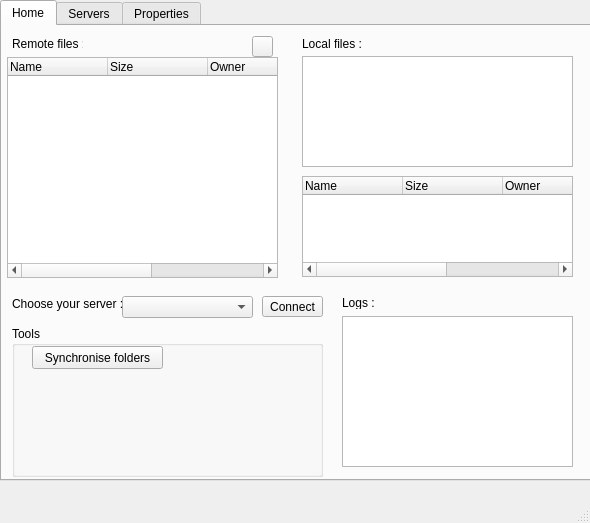
The window that ProgFTP/proftp.ui (DGIProject/ProgFTP) describes before a commit, drawn with Qt 5.
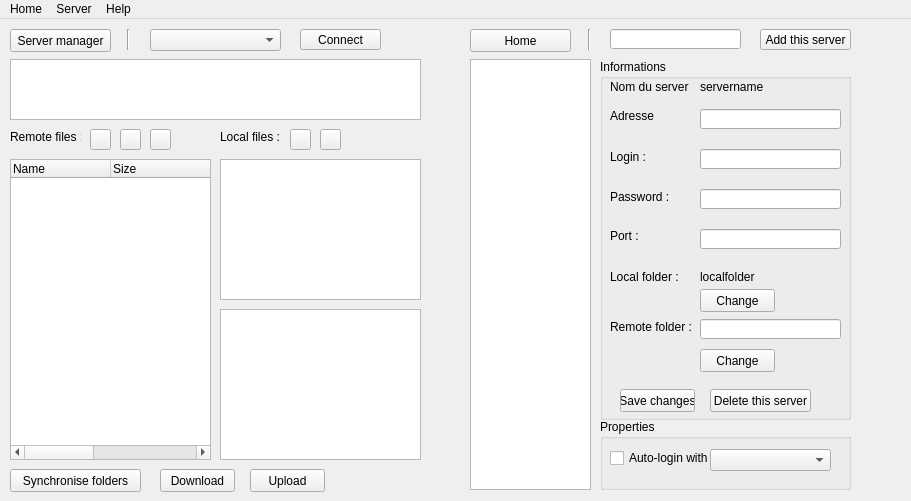
The same window after the commit.

```diff
--- a/ProgFTP/proftp.ui
+++ b/ProgFTP/proftp.ui
@@ -6,91 +6,102 @@
    <rect>
     <x>0</x>
     <y>0</y>
-    <width>590</width>
-    <height>523</height>
+    <width>911</width>
+    <height>501</height>
    </rect>
   </property>
+  <property name="minimumSize">
+   <size>
+    <width>431</width>
+    <height>501</height>
+   </size>
+  </property>
+  <property name="maximumSize">
+   <size>
+    <width>55555</width>
+    <height>501</height>
+   </size>
+  </property>
   <property name="windowTitle">
    <string>proftp</string>
   </property>
   <widget class="QWidget" name="centralWidget">
-   <widget class="QTabWidget" name="tabProgFTP">
+   <widget class="QWidget" name="windowHome" native="true">
     <property name="geometry">
      <rect>
       <x>0</x>
       <y>0</y>
-      <width>591</width>
+      <width>431</width>
       <height>481</height>
      </rect>
     </property>
-    <property name="currentIndex">
-     <number>0</number>
-    </property>
-    <widget class="QWidget" name="home">
-     <attribute name="title">
-      <string>Home</string>
-     </attribute>
-     <widget class="QComboBox" name="serversSelect">
-      <property name="geometry">
-       <rect>
-        <x>120</x>
-        <y>270</y>
-        <width>131</width>
-        <height>22</height>
-       </rect>
-      </property>
-     </widget>
-     <widget class="QLabel" name="label">
+    <widget class="QPushButton" name="buttonServerManager">
       <property name="geometry">
        <rect>
         <x>10</x>
-        <y>270</y>
-        <width>111</width>
-        <height>16</height>
+       <y>10</y>
+       <width>101</width>
+       <height>23</height>
        </rect>
       </property>
       <property name="text">
-       <string>Choose your server :</string>
-      </property>
-     </widget>
-     <widget class="QPushButton" name="buttonConnectServer">
-      <property name="geometry">
-       <rect>
-        <x>260</x>
-        <y>270</y>
-        <width>61</width>
-        <height>21</height>
-       </rect>
-      </property>
-      <property name="text">
-       <string>Connect</string>
+      <string>Server manager</string>
       </property>
      </widget>
      <widget class="QTextEdit" name="logFTP">
       <property name="geometry">
        <rect>
-        <x>340</x>
-        <y>290</y>
-        <width>231</width>
-        <height>151</height>
+       <x>10</x>
+       <y>40</y>
+       <width>411</width>
+       <height>61</height>
        </rect>
       </property>
      </widget>
-     <widget class="QTreeView" name="localFolderView">
+    <widget class="Line" name="line">
       <property name="geometry">
        <rect>
-        <x>300</x>
-        <y>30</y>
-        <width>271</width>
-        <height>111</height>
-       </rect>
+       <x>120</x>
+       <y>10</y>
+       <width>16</width>
+       <height>21</height>
+      </rect>
+     </property>
+     <property name="orientation">
+      <enum>Qt::Vertical</enum>
+     </property>
+    </widget>
+    <widget class="QPushButton" name="buttonSynchroniseFolders">
+     <property name="geometry">
+      <rect>
+       <x>10</x>
+       <y>450</y>
+       <width>131</width>
+       <height>23</height>
+      </rect>
+     </property>
+     <property name="text">
+      <string>Synchronise folders</string>
+     </property>
+    </widget>
+    <widget class="QPushButton" name="buttonDownload">
+     <property name="geometry">
+      <rect>
+       <x>160</x>
+       <y>450</y>
+       <width>75</width>
+       <height>23</height>
+      </rect>
+     </property>
+     <property name="text">
+      <string>Download</string>
       </property>
      </widget>
      <widget class="QLabel" name="label_9">
       <property name="geometry">
        <rect>
         <x>10</x>
-        <y>10</y>
+       <y>110</y>
         <width>71</width>
         <height>16</height>
        </rect>
@@ -99,11 +110,66 @@
        <string>Remote files :</string>
       </property>
      </widget>
+    <widget class="QTreeWidget" name="remoteFolderView">
+     <property name="geometry">
+      <rect>
+       <x>10</x>
+       <y>140</y>
+       <width>201</width>
+       <height>301</height>
+      </rect>
+     </property>
+     <column>
+      <property name="text">
+       <string>Name</string>
+      </property>
+     </column>
+     <column>
+      <property name="text">
+       <string>Size</string>
+      </property>
+     </column>
+     <column>
+      <property name="text">
+       <string>Owner</string>
+      </property>
+     </column>
+     <column>
+      <property name="text">
+       <string>Group</string>
+      </property>
+     </column>
+     <column>
+      <property name="text">
+       <string>Time</string>
+      </property>
+     </column>
+    </widget>
+    <widget class="QTreeView" name="localFolderView">
+     <property name="geometry">
+      <rect>
+       <x>220</x>
+       <y>140</y>
+       <width>201</width>
+       <height>141</height>
+      </rect>
+     </property>
+    </widget>
+    <widget class="QListView" name="localFilesView">
+     <property name="geometry">
+      <rect>
+       <x>220</x>
+       <y>290</y>
+       <width>201</width>
+       <height>151</height>
+      </rect>
+     </property>
+    </widget>
      <widget class="QLabel" name="label_10">
       <property name="geometry">
        <rect>
-        <x>300</x>
-        <y>10</y>
+       <x>220</x>
+       <y>110</y>
         <width>61</width>
         <height>16</height>
        </rect>
@@ -112,140 +178,160 @@
        <string>Local files :</string>
       </property>
      </widget>
-     <widget class="QLabel" name="label_11">
-      <property name="geometry">
-       <rect>
-        <x>340</x>
-        <y>270</y>
-        <width>46</width>
-        <height>13</height>
-       </rect>
-      </property>
-      <property name="text">
-       <string>Logs :</string>
-      </property>
-     </widget>
-     <widget class="QGroupBox" name="toolsBox">
-      <property name="geometry">
-       <rect>
-        <x>10</x>
-        <y>300</y>
-        <width>311</width>
-        <height>151</height>
-       </rect>
-      </property>
-      <property name="title">
-       <string>Tools</string>
-      </property>
-      <widget class="QPushButton" name="pushButton">
-       <property name="geometry">
-        <rect>
-         <x>20</x>
-         <y>20</y>
-         <width>131</width>
-         <height>23</height>
-        </rect>
-       </property>
-       <property name="text">
-        <string>Synchronise folders</string>
-       </property>
-      </widget>
-     </widget>
-     <widget class="QTreeWidget" name="remoteFolderView">
-      <property name="geometry">
-       <rect>
-        <x>5</x>
-        <y>31</y>
-        <width>271</width>
-        <height>221</height>
-       </rect>
-      </property>
-      <column>
-       <property name="text">
-        <string>Name</string>
-       </property>
-      </column>
-      <column>
-       <property name="text">
-        <string>Size</string>
-       </property>
-      </column>
-      <column>
-       <property name="text">
-        <string>Owner</string>
-       </property>
-      </column>
-      <column>
-       <property name="text">
-        <string>Group</string>
-       </property>
-      </column>
-      <column>
-       <property name="text">
-        <string>Time</string>
-       </property>
-      </column>
-     </widget>
      <widget class="QPushButton" name="buttonReturnDirectory">
       <property name="geometry">
        <rect>
+       <x>90</x>
+       <y>110</y>
+       <width>21</width>
+       <height>21</height>
+      </rect>
+     </property>
+     <property name="text">
+      <string/>
+     </property>
+    </widget>
+    <widget class="QPushButton" name="buttonAddFolderRemote">
+     <property name="geometry">
+      <rect>
+       <x>120</x>
+       <y>110</y>
+       <width>21</width>
+       <height>21</height>
+      </rect>
+     </property>
+     <property name="text">
+      <string/>
+     </property>
+    </widget>
+    <widget class="QPushButton" name="buttonDeleteFolderRemote">
+     <property name="geometry">
+      <rect>
+       <x>150</x>
+       <y>110</y>
+       <width>21</width>
+       <height>21</height>
+      </rect>
+     </property>
+     <property name="text">
+      <string/>
+     </property>
+    </widget>
+    <widget class="QComboBox" name="serversSelect">
+     <property name="geometry">
+      <rect>
+       <x>150</x>
+       <y>10</y>
+       <width>131</width>
+       <height>22</height>
+      </rect>
+     </property>
+    </widget>
+    <widget class="QPushButton" name="buttonConnectServer">
+     <property name="geometry">
+      <rect>
+       <x>300</x>
+       <y>10</y>
+       <width>81</width>
+       <height>21</height>
+      </rect>
+     </property>
+     <property name="text">
+      <string>Connect</string>
+     </property>
+    </widget>
+    <widget class="QPushButton" name="buttonAddFolderLocal">
+     <property name="geometry">
+      <rect>
+       <x>290</x>
+       <y>110</y>
+       <width>21</width>
+       <height>21</height>
+      </rect>
+     </property>
+     <property name="text">
+      <string/>
+     </property>
+    </widget>
+    <widget class="QPushButton" name="buttonDeleteFolderLocal">
+     <property name="geometry">
+      <rect>
+       <x>320</x>
+       <y>110</y>
+       <width>21</width>
+       <height>21</height>
+      </rect>
+     </property>
+     <property name="text">
+      <string/>
+     </property>
+    </widget>
+    <widget class="QPushButton" name="buttonUpload">
+     <property name="geometry">
+      <rect>
         <x>250</x>
+       <y>450</y>
+       <width>75</width>
+       <height>23</height>
+      </rect>
+     </property>
+     <property name="text">
+      <string>Upload</string>
+     </property>
+    </widget>
+   </widget>
+   <widget class="QWidget" name="windowServerManager" native="true">
+    <property name="geometry">
+     <rect>
+      <x>460</x>
+      <y>0</y>
+      <width>431</width>
+      <height>481</height>
+     </rect>
+    </property>
+    <widget class="QPushButton" name="buttonHome">
+     <property name="geometry">
+      <rect>
+       <x>10</x>
+       <y>10</y>
+       <width>101</width>
+       <height>23</height>
+      </rect>
+     </property>
+     <property name="text">
+      <string>Home</string>
+     </property>
+    </widget>
+    <widget class="Line" name="line_2">
+     <property name="geometry">
+      <rect>
+       <x>119</x>
         <y>10</y>
         <width>21</width>
         <height>21</height>
        </rect>
       </property>
-      <property name="text">
-       <string/>
-      </property>
-     </widget>
-     <widget class="QTreeWidget" name="localFilesView">
+     <property name="orientation">
+      <enum>Qt::Vertical</enum>
+     </property>
+    </widget>
+    <widget class="QLineEdit" name="addServerEdit">
       <property name="geometry">
        <rect>
-        <x>300</x>
-        <y>150</y>
-        <width>271</width>
-        <height>101</height>
-       </rect>
-      </property>
-      <column>
-       <property name="text">
-        <string>Name</string>
-       </property>
-      </column>
-      <column>
-       <property name="text">
-        <string>Size</string>
-       </property>
-      </column>
-      <column>
-       <property name="text">
-        <string>Owner</string>
-       </property>
-      </column>
-      <column>
-       <property name="text">
-        <string>Group</string>
-       </property>
-      </column>
-      <column>
-       <property name="text">
-        <string>Time</string>
-       </property>
-      </column>
-     </widget>
-    </widget>
-    <widget class="QWidget" name="servers">
-     <attribute name="title">
-      <string>Servers</string>
-     </attribute>
+       <x>150</x>
+       <y>10</y>
+       <width>131</width>
+       <height>20</height>
+      </rect>
+     </property>
+    </widget>
      <widget class="QPushButton" name="buttonAddServer">
       <property name="geometry">
        <rect>
-        <x>220</x>
+       <x>300</x>
         <y>10</y>
-        <width>111</width>
-        <height>23</height>
+       <width>91</width>
+       <height>21</height>
        </rect>
       </property>
       <property name="text">
@@ -257,18 +343,18 @@
        <rect>
         <x>10</x>
         <y>40</y>
-        <width>131</width>
-        <height>401</height>
+       <width>121</width>
+       <height>431</height>
        </rect>
       </property>
      </widget>
      <widget class="QGroupBox" name="informationsServerBox">
       <property name="geometry">
        <rect>
-        <x>150</x>
+       <x>140</x>
         <y>40</y>
-        <width>181</width>
-        <height>401</height>
+       <width>251</width>
+       <height>361</height>
        </rect>
       </property>
       <property name="title">
@@ -277,8 +363,8 @@
       <widget class="QPushButton" name="buttonDeleteServers">
        <property name="geometry">
         <rect>
-         <x>10</x>
-         <y>370</y>
+        <x>110</x>
+        <y>330</y>
          <width>101</width>
          <height>23</height>
         </rect>
@@ -291,7 +377,7 @@
        <property name="geometry">
         <rect>
          <x>10</x>
-         <y>30</y>
+        <y>20</y>
          <width>81</width>
          <height>16</height>
         </rect>
@@ -303,10 +389,10 @@
       <widget class="QLabel" name="serverNameLabel">
        <property name="geometry">
         <rect>
-         <x>110</x>
-         <y>30</y>
-         <width>46</width>
-         <height>13</height>
+        <x>100</x>
+        <y>20</y>
+        <width>141</width>
+        <height>16</height>
         </rect>
        </property>
        <property name="text">
@@ -317,7 +403,7 @@
        <property name="geometry">
         <rect>
          <x>10</x>
-         <y>60</y>
+        <y>50</y>
          <width>46</width>
          <height>13</height>
         </rect>
@@ -329,9 +415,9 @@
       <widget class="QLineEdit" name="serverAdressEdit">
        <property name="geometry">
         <rect>
-         <x>60</x>
-         <y>60</y>
-         <width>113</width>
+        <x>100</x>
+        <y>50</y>
+        <width>141</width>
          <height>20</height>
         </rect>
        </property>
@@ -340,7 +426,7 @@
        <property name="geometry">
         <rect>
          <x>10</x>
-         <y>100</y>
+        <y>90</y>
          <width>41</width>
          <height>16</height>
         </rect>
@@ -352,9 +438,9 @@
       <widget class="QLineEdit" name="serverLoginEdit">
        <property name="geometry">
         <rect>
-         <x>60</x>
-         <y>100</y>
-         <width>113</width>
+        <x>100</x>
+        <y>90</y>
+        <width>141</width>
          <height>20</height>
         </rect>
        </property>
@@ -363,7 +449,7 @@
        <property name="geometry">
         <rect>
          <x>10</x>
-         <y>140</y>
+        <y>130</y>
          <width>61</width>
          <height>16</height>
         </rect>
@@ -375,9 +461,9 @@
       <widget class="QLineEdit" name="serverPasswordEdit">
        <property name="geometry">
         <rect>
-         <x>70</x>
-         <y>140</y>
-         <width>101</width>
+        <x>100</x>
+        <y>130</y>
+        <width>141</width>
          <height>20</height>
         </rect>
        </property>
@@ -389,7 +475,7 @@
        <property name="geometry">
         <rect>
          <x>10</x>
-         <y>180</y>
+        <y>170</y>
          <width>46</width>
          <height>13</height>
         </rect>
@@ -401,9 +487,9 @@
       <widget class="QLineEdit" name="serverPortEdit">
        <property name="geometry">
         <rect>
-         <x>60</x>
-         <y>180</y>
-         <width>113</width>
+        <x>100</x>
+        <y>170</y>
+        <width>141</width>
          <height>20</height>
         </rect>
        </property>
@@ -412,7 +498,7 @@
        <property name="geometry">
         <rect>
          <x>10</x>
-         <y>230</y>
+        <y>210</y>
          <width>71</width>
          <height>16</height>
         </rect>
@@ -424,8 +510,8 @@
       <widget class="QPushButton" name="buttonChangeLocalFolder">
        <property name="geometry">
         <rect>
-         <x>90</x>
-         <y>250</y>
+        <x>100</x>
+        <y>230</y>
          <width>75</width>
          <height>23</height>
         </rect>
@@ -438,7 +524,7 @@
        <property name="geometry">
         <rect>
          <x>10</x>
-         <y>290</y>
+        <y>260</y>
          <width>81</width>
          <height>16</height>
         </rect>
@@ -450,8 +536,8 @@
       <widget class="QPushButton" name="buttonChangeRemoteFolder">
        <property name="geometry">
         <rect>
-         <x>90</x>
-         <y>310</y>
+        <x>100</x>
+        <y>290</y>
          <width>75</width>
          <height>23</height>
         </rect>
@@ -463,8 +549,8 @@
       <widget class="QPushButton" name="buttonSaveChangesServer">
        <property name="geometry">
         <rect>
-         <x>10</x>
-         <y>340</y>
+        <x>20</x>
+        <y>330</y>
          <width>75</width>
          <height>23</height>
         </rect>
@@ -476,9 +562,9 @@
       <widget class="QLineEdit" name="remoteFolderEdit">
        <property name="geometry">
         <rect>
-         <x>90</x>
-         <y>290</y>
-         <width>113</width>
+        <x>100</x>
+        <y>260</y>
+        <width>141</width>
          <height>20</height>
         </rect>
        </property>
@@ -486,10 +572,10 @@
       <widget class="QLabel" name="localFolderLabel">
        <property name="geometry">
         <rect>
-         <x>80</x>
-         <y>230</y>
-         <width>46</width>
-         <height>13</height>
+        <x>100</x>
+        <y>210</y>
+        <width>141</width>
+        <height>16</height>
         </rect>
        </property>
        <property name="text">
@@ -497,21 +583,41 @@
        </property>
       </widget>
      </widget>
-     <widget class="QLineEdit" name="addServerEdit">
+    <widget class="QGroupBox" name="propertiesBox">
       <property name="geometry">
        <rect>
-        <x>10</x>
-        <y>10</y>
-        <width>201</width>
-        <height>20</height>
-       </rect>
-      </property>
-     </widget>
-    </widget>
-    <widget class="QWidget" name="properties">
-     <attribute name="title">
+       <x>140</x>
+       <y>400</y>
+       <width>251</width>
+       <height>71</height>
+      </rect>
+     </property>
+     <property name="title">
       <string>Properties</string>
-     </attribute>
+     </property>
+     <widget class="QCheckBox" name="autoLoginCheck">
+      <property name="geometry">
+       <rect>
+        <x>10</x>
+        <y>30</y>
+        <width>101</width>
+        <height>18</height>
+       </rect>
+      </property>
+      <property name="text">
+       <string>Auto-login with</string>
+      </property>
+     </widget>
+     <widget class="QComboBox" name="serversSelectProperties">
+      <property name="geometry">
+       <rect>
+        <x>110</x>
+        <y>30</y>
+        <width>121</width>
+        <height>22</height>
+       </rect>
+      </property>
+     </widget>
     </widget>
    </widget>
   </widget>
@@ -520,12 +626,98 @@
     <rect>
      <x>0</x>
      <y>0</y>
-     <width>590</width>
+     <width>911</width>
      <height>20</height>
     </rect>
    </property>
-  </widget>
-  <widget class="QStatusBar" name="statusBar"/>
+   <widget class="QMenu" name="menuHome">
+    <property name="title">
+     <string>Home</string>
+    </property>
+    <addaction name="actionServer_manager"/>
+    <addaction name="separator"/>
+    <addaction name="actionLogs"/>
+    <addaction name="actionExit"/>
+   </widget>
+   <widget class="QMenu" name="menuServer">
+    <property name="title">
+     <string>Server</string>
+    </property>
+    <addaction name="actionConnect"/>
+    <addaction name="actionDisconnect"/>
+    <addaction name="separator"/>
+    <addaction name="actionSynchronise_folders"/>
+    <addaction name="actionDownload_file"/>
+    <addaction name="actionUpload_file"/>
+   </widget>
+   <widget class="QMenu" name="menuHelp">
+    <property name="title">
+     <string>Help</string>
+    </property>
+    <addaction name="actionHelp"/>
+    <addaction name="separator"/>
+    <addaction name="actionAbout_ProgFTP"/>
+    <addaction name="actionAbout_Qt"/>
+   </widget>
+   <addaction name="menuHome"/>
+   <addaction name="menuServer"/>
+   <addaction name="menuHelp"/>
+  </widget>
+  <action name="actionLogs">
+   <property name="text">
+    <string>Logs</string>
+   </property>
+  </action>
+  <action name="actionExit">
+   <property name="text">
+    <string>Exit</string>
+   </property>
+  </action>
+  <action name="actionServer_manager">
+   <property name="text">
+    <string>Server manager</string>
+   </property>
+  </action>
+  <action name="actionConnect">
+   <property name="text">
+    <string>Connect</string>
+   </property>
+  </action>
+  <action name="actionDisconnect">
+   <property name="text">
+    <string>Disconnect</string>
+   </property>
+  </action>
+  <action name="actionSynchronise_folders">
+   <property name="text">
+    <string>Synchronise folders</string>
+   </property>
+  </action>
+  <action name="actionDownload_file">
+   <property name="text">
+    <string>Download file</string>
+   </property>
+  </action>
+  <action name="actionHelp">
+   <property name="text">
+    <string>Help</string>
+   </property>
+  </action>
+  <action name="actionAbout_ProgFTP">
+   <property name="text">
+    <string>About ProgFTP</string>
+   </property>
+  </action>
+  <action name="actionAbout_Qt">
+   <property name="text">
+    <string>About Qt</string>
+   </property>
+  </action>
+  <action name="actionUpload_file">
+   <property name="text">
+    <string>Upload file</string>
+   </property>
+  </action>
  </widget>
  <layoutdefault spacing="6" margin="11"/>
  <resources/>
```
Lines whose indentation alone changed are shown as unchanged.
